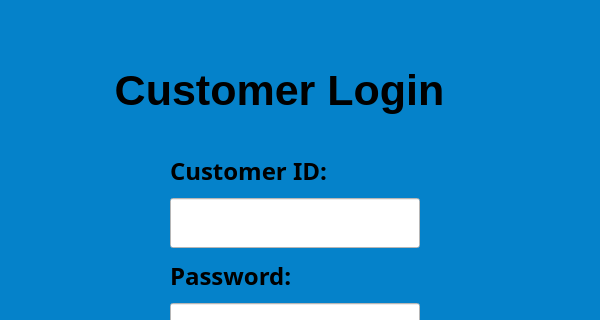
Above: QT_designer/customer_login_window.ui from sumeyrazenkin/Atm-Project before the change; both pictures show x 0 to 600 and y 0 to 320 of the 600 by 700 pixel window. Below: the same form after it.
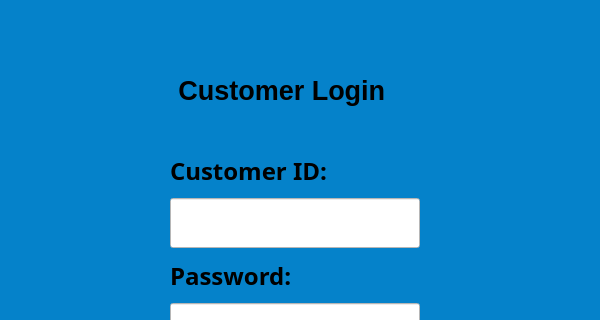
That is the form after the change.

Patch:
```diff
--- a/QT_designer/customer_login_window.ui
+++ b/QT_designer/customer_login_window.ui
@@ -40,8 +40,8 @@
     </property>
     <property name="font">
      <font>
-      <family>.AppleSystemUIFont</family>
-      <pointsize>32</pointsize>
+      <family>MS Shell Dlg 2</family>
+      <pointsize>20</pointsize>
       <weight>75</weight>
       <bold>true</bold>
      </font>
```
Left out of the diff: 2 changed lines with no effect on the pictures.
